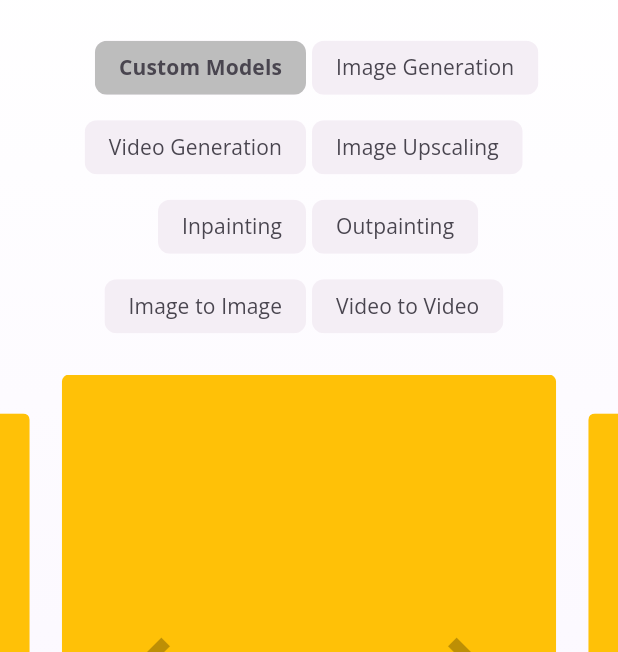
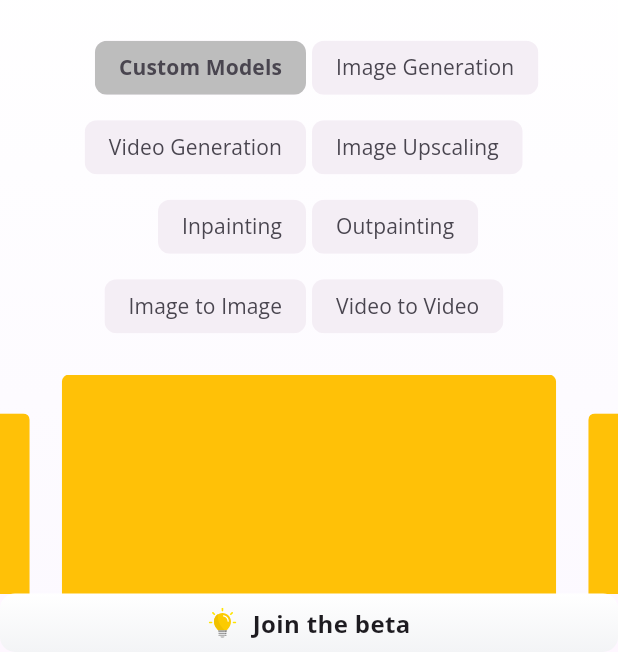
Before and after one commit to krishnaacharya-official/imagine_works, a Flutter app: the screen it shows after launch, on a phone screen of 412 x 824 dp, the part 584-1236 px from its top. Run offline on Flutter 3.47's test engine with Material 2 defaults, Android fonts, the phone set to English and light mode, and no system bars; drawn by our look-alikes of carousel_slider; our stand-ins replace flutter_rating_bar, flutter_svg, go_router, sticky_headers, url_strategy; network calls fail.

Commit message:
fixed the assertion issue & added fixed bottom bar

```diff
--- a/lib/responsive/mobile_layout.dart
+++ b/lib/responsive/mobile_layout.dart
@@ -162,6 +162,39 @@ class _MobileLayoutState extends State<MobileLayout> {
           ],
         ),
       ),
+      bottomNavigationBar: Container(
+        padding: const EdgeInsets.all(8),
+        decoration: BoxDecoration(
+          borderRadius: BorderRadius.circular(10),
+          // border: Border.all(width: 0.5, color: Colors.grey),
+          gradient: const LinearGradient(
+            begin: Alignment(0, -1),
+            end: Alignment(-0, 1),
+            colors: <Color>[Color(0xffffffff), Color(0xfff3f4f6)],
+            stops: <double>[0, 1],
+          ),
+        ),
+        child: InkWell(
+          onTap: () {},
+          child: Row(
+            mainAxisAlignment: MainAxisAlignment.center,
+            children: [
+              SvgPicture.asset(
+                'assets/svg/idea.svg',
+                width: 20,
+                height: 20,
+              ),
+              const SizedBox(
+                width: 10,
+              ),
+              Text(
+                "Join the beta",
+                style: webFooter.copyWith(fontWeight: FontWeight.bold),
+              )
+            ],
+          ),
+        ),
+      ),
     );
   }
 
@@ -323,41 +356,6 @@ class _MobileLayoutState extends State<MobileLayout> {
                     )
                   ],
                 ),
-                getHorizontalSpace(10),
-                Container(
-                  padding: const EdgeInsets.only(top: 10, bottom: 10),
-                  decoration: BoxDecoration(
-                    borderRadius: BorderRadius.circular(10),
-                    // border: Border.all(width: 0.5, color: Colors.grey),
-                    gradient: const LinearGradient(
-                      begin: Alignment(0, -1),
-                      end: Alignment(-0, 1),
-                      colors: <Color>[Color(0xffffffff), Color(0xfff3f4f6)],
-                      stops: <double>[0, 1],
-                    ),
-                  ),
-                  child: InkWell(
-                    onTap: () {},
-                    child: Row(
-                      mainAxisAlignment: MainAxisAlignment.center,
-                      children: [
-                        SvgPicture.asset(
-                          'assets/svg/idea.svg',
-                          width: 20,
-                          height: 20,
-                        ),
-                        const SizedBox(
-                          width: 10,
-                        ),
-                        Text(
-                          "Join the beta",
-                          style: mobileFooter.copyWith(
-                              fontWeight: FontWeight.bold),
-                        )
-                      ],
-                    ),
-                  ),
-                )
               ],
             ),
           )
--- a/lib/responsive/responsive_layout.dart
+++ b/lib/responsive/responsive_layout.dart
@@ -17,7 +17,7 @@ class ResponsiveLayout extends StatelessWidget {
       if (constraints.maxWidth < 500) {
         return mobileBody;
       }
-      if (constraints.maxWidth < 1100) {
+      if (constraints.maxWidth < 900) {
         return tabletBody;
       }
       return desktopBody;
--- a/lib/utlis/constants.dart
+++ b/lib/utlis/constants.dart
@@ -3,6 +3,9 @@ import 'package:flutter/material.dart';
 double get maxWidthWeb => 1200;
 
 bool get showTrustedParnters => true;
+
+String mainVideoUrl =
+    "https://d3phaj0sisr2ct.cloudfront.net/site/videos/hero-homepage-v0.mp4";
 
 List<String> listPartner = [
   "https://d3phaj0sisr2ct.cloudfront.net/site/logos/mbc.svg",
--- a/pubspec.yaml
+++ b/pubspec.yaml
@@ -39,6 +39,7 @@ dependencies:
   flutter_social_button: any
   sticky_headers: ^0.3.0+2
   go_router:
+  video_player: ^2.6.1
   # The following adds the Cupertino Icons font to your application.
   # Use with the CupertinoIcons class for iOS style icons.
   cupertino_icons: ^1.0.2
```
Also changed, not shown: lib/responsive/desktop_layout.dart (+39 -44 lines), lib/responsive/tablet_layout.dart (+43 -41 lines), pubspec.lock, 2 other files.
